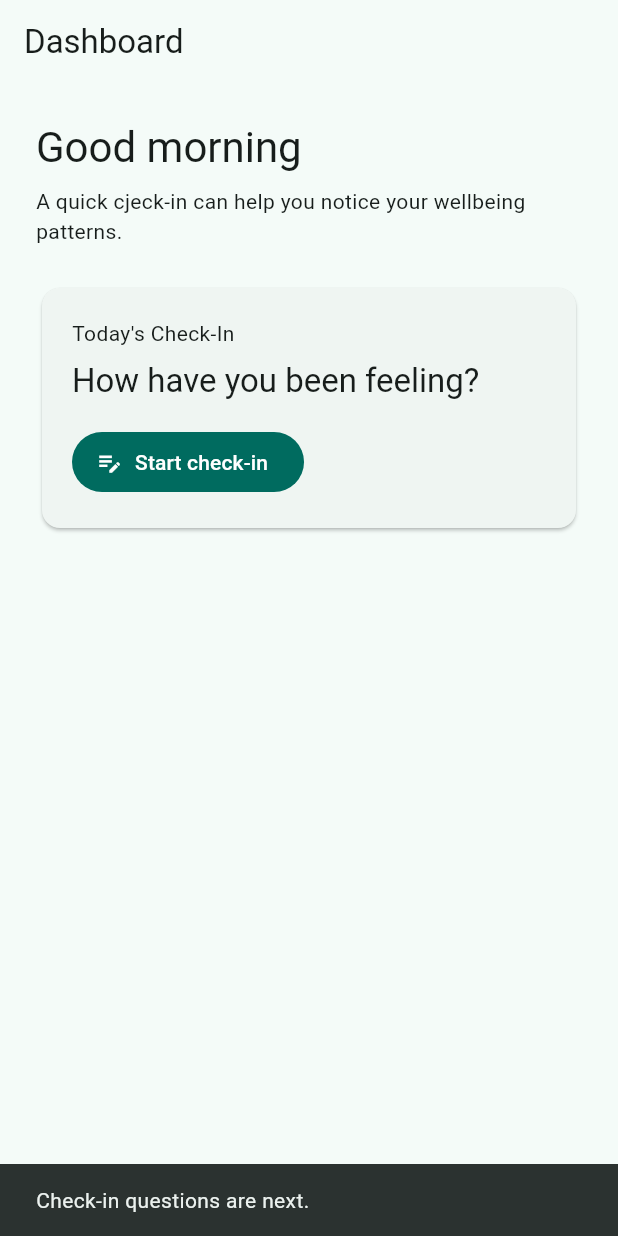
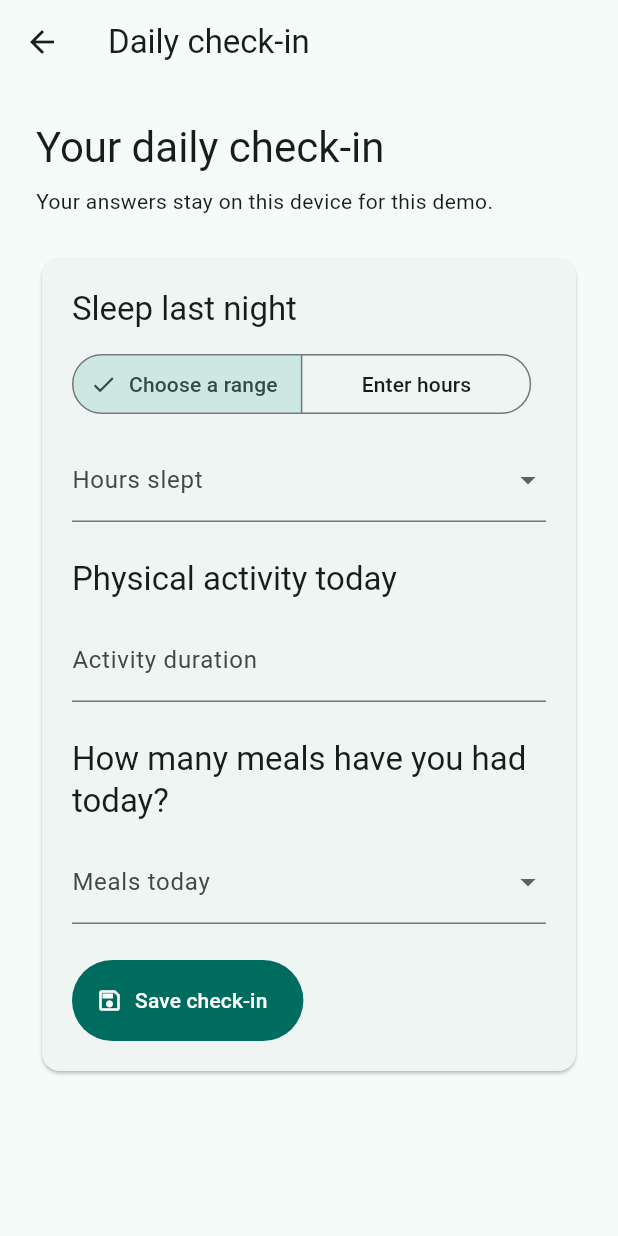
Before and after one commit to Nocturne884/Prediction-APP, a Flutter app: the DashboardScreen screen opened directly, after a tap on "Start check-in", on a phone screen of 412 x 824 dp. Run offline on Flutter 3.47's test engine with Material 3 defaults, Android fonts, the phone set to English and light mode, and no system bars.

Commit message:
added a simple check in screen

```diff
--- /dev/null
+++ b/lib/check_in_screen.dart
@@ -0,0 +1,205 @@
+import 'package:flutter/material.dart';
+
+import 'daily_check_in.dart';
+
+class CheckInScreen extends StatefulWidget {
+  const CheckInScreen({super.key});
+
+  @override
+  State<CheckInScreen> createState() => _CheckInScreenState();
+}
+
+class _CheckInScreenState extends State<CheckInScreen> {
+  final _formKey = GlobalKey<FormState>();
+  final _sleepHoursController = TextEditingController();
+  final _activityMinutesController = TextEditingController();
+  bool _enterExactHours = false;
+  String? _sleepRange;
+  int? _mealsToday;
+
+  @override
+  void dispose() {
+    _sleepHoursController.dispose();
+    _activityMinutesController.dispose();
+    super.dispose();
+  }
+
+  void _saveCheckIn() {
+    if (!_formKey.currentState!.validate()) return;
+
+    final checkIn = DailyCheckIn(
+      sleepHours: _enterExactHours
+          ? double.parse(_sleepHoursController.text.trim())
+          : null,
+      sleepRange: _enterExactHours ? null : _sleepRange,
+      activityMinutes: int.parse(_activityMinutesController.text.trim()),
+      mealsToday: _mealsToday!,
+      recordedAt: DateTime.now(),
+    );
+
+    Navigator.of(context).pop(checkIn);
+  }
+
+  @override
+  Widget build(BuildContext context) {
+    return Scaffold(
+      appBar: AppBar(title: const Text('Daily check-in')),
+      body: Form(
+        key: _formKey,
+        child: ListView(
+          padding: const EdgeInsets.all(24),
+          children: [
+            Text(
+              'Your daily check-in',
+              style: Theme.of(context).textTheme.headlineMedium,
+            ),
+            const SizedBox(height: 8),
+            const Text('Your answers stay on this device for this demo.'),
+            const SizedBox(height: 24),
+            Card(
+              child: Padding(
+                padding: const EdgeInsets.all(20),
+                child: Column(
+                  crossAxisAlignment: CrossAxisAlignment.start,
+                  children: [
+                    Text(
+                      'Sleep last night',
+                      style: Theme.of(context).textTheme.titleLarge,
+                    ),
+                    const SizedBox(height: 12),
+                    SegmentedButton<bool>(
+                      segments: const [
+                        ButtonSegment(
+                          value: false,
+                          label: Text('Choose a range'),
+                        ),
+                        ButtonSegment(
+                          value: true,
+                          label: Text('Enter hours'),
+                        ),
+                      ],
+                      selected: {_enterExactHours},
+                      onSelectionChanged: (selection) {
+                        setState(() {
+                          _enterExactHours = selection.first;
+                        });
+                      },
+                    ),
+                    const SizedBox(height: 12),
+                    if (_enterExactHours)
+                      TextFormField(
+                        controller: _sleepHoursController,
+                        keyboardType: const TextInputType.numberWithOptions(
+                          decimal: true,
+                        ),
+                        decoration: const InputDecoration(
+                          labelText: 'Hours slept',
+                          suffixText: 'hours',
+                        ),
+                        validator: (value) {
+                          final hours = double.tryParse(value?.trim() ?? '');
+                          if (hours == null || hours < 0 || hours > 24) {
+                            return 'Enter a number from 0 to 24';
+                          }
+                          return null;
+                        },
+                      )
+                    else
+                      DropdownButtonFormField<String>(
+                        initialValue: _sleepRange,
+                        decoration: const InputDecoration(
+                          labelText: 'Hours slept',
+                        ),
+                        items: const [
+                          DropdownMenuItem(
+                            value: 'under6',
+                            child: Text('Under 6 hours'),
+                          ),
+                          DropdownMenuItem(
+                            value: '6to8',
+                            child: Text('6-8 hours'),
+                          ),
+                          DropdownMenuItem(
+                            value: 'over8',
+                            child: Text('Over 8 hours'),
+                          ),
+                        ],
+                        validator: (value) => value == null
+                            ? 'Choose a sleep range'
+                            : null,
+                        onChanged: (value) {
+                          setState(() {
+                            _sleepRange = value;
+                          });
+                        },
+                      ),
+                    const SizedBox(height: 24),
+                    Text(
+                      'Physical activity today',
+                      style: Theme.of(context).textTheme.titleLarge,
+                    ),
+                    const SizedBox(height: 12),
+                    TextFormField(
+                      controller: _activityMinutesController,
+                      keyboardType: TextInputType.number,
+                      decoration: const InputDecoration(
+                        labelText: 'Activity duration',
+                        suffixText: 'minutes',
+                      ),
+                      validator: (value) {
+                        final minutes = int.tryParse(value?.trim() ?? '');
+                        if (minutes == null || minutes < 0 || minutes > 1440) {
+                          return 'Enter a whole number from 0 to 1440';
+                        }
+                        return null;
+                      },
+                    ),
+                    const SizedBox(height: 24),
+                    Text(
+                      'How many meals have you had today?',
+                      style: Theme.of(context).textTheme.titleLarge,
+                    ),
+                    const SizedBox(height: 12),
+                    DropdownButtonFormField<int>(
+                      initialValue: _mealsToday,
+                      decoration: const InputDecoration(
+                        labelText: 'Meals today',
+                      ),
+                      items: const [
+                        DropdownMenuItem(value: 0, child: Text('0 meals')),
+                        DropdownMenuItem(value: 1, child: Text('1 meal')),
+                        DropdownMenuItem(value: 2, child: Text('2 meals')),
+                        DropdownMenuItem(value: 3, child: Text('3 meals')),
+                        DropdownMenuItem(
+                          value: 4,
+                          child: Text('4 or more meals'),
+                        ),
+                      ],
+                      validator: (value) => value == null
+                          ? 'Choose how many meals'
+                          : null,
+                      onChanged: (value) {
+                        setState(() {
+                          _mealsToday = value;
+                        });
+                      },
+                    ),
+                    const SizedBox(height: 24),
+                    SizedBox(
+                      height: 54,
+                      child: FilledButton.icon(
+                        onPressed: _saveCheckIn,
+                        icon: const Icon(Icons.save_outlined),
+                        label: const Text('Save check-in'),
+                      ),
+                    ),
+                  ],
+                ),
+              ),
+            ),
+          ],
+        ),
+      ),
+    );
+  }
+}
--- /dev/null
+++ b/lib/daily_check_in.dart
@@ -0,0 +1,30 @@
+class DailyCheckIn {
+  const DailyCheckIn({
+    required this.sleepHours,
+    required this.sleepRange,
+    required this.activityMinutes,
+    required this.mealsToday,
+    required this.recordedAt,
+  });
+
+  final double? sleepHours;
+  final String? sleepRange;
+  final int activityMinutes;
+  final int mealsToday;
+  final DateTime recordedAt;
+
+  String get sleepSummary {
+    if (sleepHours != null) return '$sleepHours hours';
+
+    return switch (sleepRange) {
+      'under6' => 'Under 6 hours',
+      '6to8' => '6-8 hours',
+      'over8' => 'Over 8 hours',
+      _ => 'Not recorded',
+    };
+  }
+
+  String get mealsSummary => mealsToday == 4
+      ? '4 or more meals'
+      : '$mealsToday ${mealsToday == 1 ? 'meal' : 'meals'}';
+}
--- a/lib/dashboard_screen.dart
+++ b/lib/dashboard_screen.dart
@@ -1,49 +1,119 @@
 import 'package:flutter/material.dart';
 
-class DashboardScreen extends StatelessWidget {
+import 'check_in_screen.dart';
+import 'daily_check_in.dart';
+
+class DashboardScreen extends StatefulWidget {
   const DashboardScreen({super.key});
 
   @override
+  State<DashboardScreen> createState() => _DashboardScreenState();
+}
+
+class _DashboardScreenState extends State<DashboardScreen> {
+  DailyCheckIn? _latestCheckIn;
+
+  Future<void> _openCheckIn() async {
+    final result = await Navigator.of(context).push<DailyCheckIn>(
+      MaterialPageRoute(
+        builder: (context) => const CheckInScreen(),
+      ),
+    );
+
+    if (!mounted || result == null) return;
+
+    setState(() {
+      _latestCheckIn = result;
+    });
+  }
+
+  @override
   Widget build(BuildContext context) {
-    return Scaffold(appBar: AppBar(title: const Text('Dashboard')),
+    return Scaffold(
+      appBar: AppBar(title: const Text('Dashboard')),
       body: ListView(
         padding: const EdgeInsets.all(24),
         children: [
-        Text('Good morning', style: Theme.of(context).textTheme.headlineMedium,),
+          Text(
+            'Good morning',
+            style: Theme.of(context).textTheme.headlineMedium,
+          ),
           const SizedBox(height: 8),
-        const Text('A quick cjeck-in can help you notice your wellbeing patterns.'),
-        const SizedBox(height:24),
+          const Text('Notice your wellbeing patterns one day at a time.'),
+          const SizedBox(height: 24),
           Card(
             child: Padding(
               padding: const EdgeInsets.all(20),
               child: Column(
                 crossAxisAlignment: CrossAxisAlignment.start,
                 children: [
-        const Text("Today's Check-In"),
-        const SizedBox(height: 8),
                   Text(
-          'How have you been feeling?',
+                    "Today's check-in",
                     style: Theme.of(context).textTheme.titleLarge,
                   ),
+                  const SizedBox(height: 8),
+                  const Text('Record a few details about your day.'),
                   const SizedBox(height: 16),
                   FilledButton.icon(
-          onPressed: () {
-            ScaffoldMessenger.of(context).showSnackBar
-            (
-              const SnackBar(
-                content: Text('Check-in questions are next.'),
+                    onPressed: _openCheckIn,
+                    icon: const Icon(Icons.edit_note),
+                    label: Text(
+                      _latestCheckIn == null
+                          ? 'Start check-in'
+                          : 'Update check-in',
                     ),
-            );
-                        },
-          icon: const Icon(Icons.edit_note),
-          label: const Text('Start check-in'),
                   ),
                 ],
               ),
             ),
-       ), // closes Card
-      ],   // closes ListView's children list
-    ),     // closes ListView
-    );     // closes Scaffold
-  }        // closes build()
-}          // closes DashboardScreen
+          ),
+          const SizedBox(height: 24),
+          Text(
+            'Today at a glance',
+            style: Theme.of(context).textTheme.titleLarge,
+          ),
+          const SizedBox(height: 8),
+          Card(
+            child: Column(
+              children: [
+                ListTile(
+                  leading: const Icon(Icons.bedtime_outlined),
+                  title: const Text('Sleep'),
+                  subtitle: Text(
+                    _latestCheckIn?.sleepSummary ?? 'Not logged yet',
+                  ),
+                ),
+                const Divider(height: 1),
+                ListTile(
+                  leading: const Icon(Icons.directions_walk_outlined),
+                  title: const Text('Physical activity'),
+                  subtitle: Text(
+                    _latestCheckIn == null
+                        ? 'Not logged yet'
+                        : '${_latestCheckIn!.activityMinutes} minutes',
+                  ),
+                ),
+                const Divider(height: 1),
+                ListTile(
+                  leading: const Icon(Icons.restaurant_outlined),
+                  title: const Text('Meals'),
+                  subtitle: Text(
+                    _latestCheckIn?.mealsSummary ?? 'Not logged yet',
+                  ),
+                ),
+              ],
+            ),
+          ),
+          if (_latestCheckIn != null) ...[
+            const SizedBox(height: 12),
+            Text(
+              'Saved ${_latestCheckIn!.recordedAt.toLocal()}',
+              style: Theme.of(context).textTheme.bodySmall,
+              textAlign: TextAlign.right,
+            ),
+          ],
+        ],
+      ),
+    );
+  }
+}
--- a/lib/login_screen.dart
+++ b/lib/login_screen.dart
@@ -1,5 +1,5 @@
 import 'package:flutter/material.dart';
-
+import 'dashboard_screen.dart';
 class LoginScreen extends StatefulWidget {
   const LoginScreen({super.key});
 
@@ -138,6 +138,17 @@ class _LoginScreenState extends State<LoginScreen> {
                               child: const Text('Sign in'),
                             ),
                           ),
+                     const SizedBox(height: 12),
+                        OutlinedButton(
+                          onPressed: () {
+                            Navigator.of(context).pushReplacement(
+                              MaterialPageRoute(
+                                builder: (context) => const DashboardScreen(),
+                              ),
+                            );
+                          },
+                          child: const Text('Continue as guest'),
+                        ),
                           const SizedBox(height: 24),
                           Row(
                             mainAxisAlignment: MainAxisAlignment.center,
--- a/lib/main.dart
+++ b/lib/main.dart
@@ -1,7 +1,7 @@
 import 'package:flutter/material.dart';
 
-//import 'login_screen.dart';
-import 'dashboard_screen.dart';
+import 'login_screen.dart';
+
 void main() {
   runApp(const MyApp());
 }
@@ -33,7 +33,9 @@ class MyApp extends StatelessWidget {
         colorScheme: ColorScheme.fromSeed(seedColor: const Color(0xFF287C70)),
       ),
       //home: const LoginScreen(),
-      home: const DashboardScreen(),
+      home: const LoginScreen(),
+
+
     );
   }
 }
```
Lines whose indentation alone changed are shown as unchanged.
